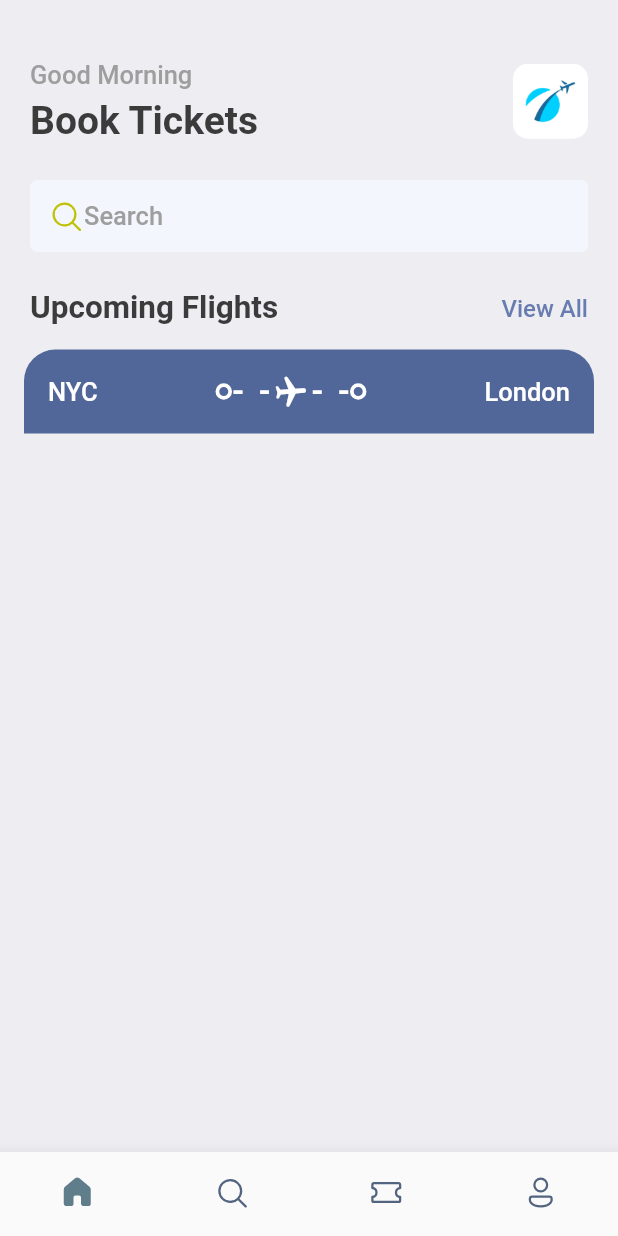
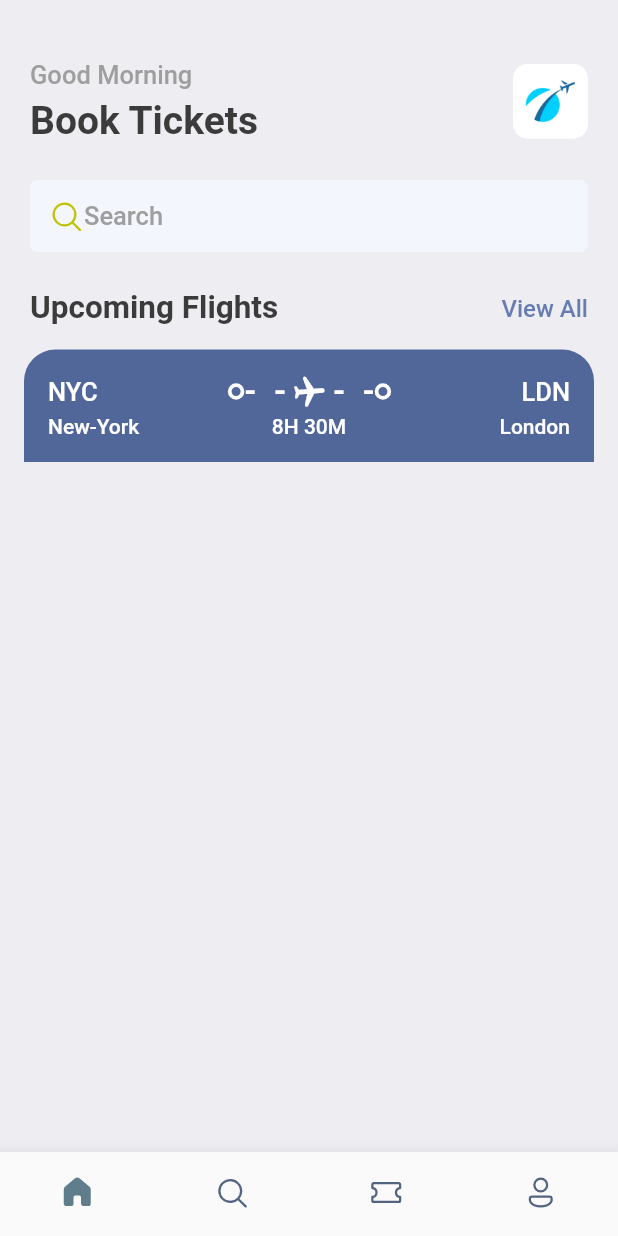
Before and after one commit to harshjainsk/ticket-booking-app, a Flutter app: the screen it shows after launch, on a phone screen of 412 x 824 dp. Run offline on Flutter 3.47's test engine with Material 2 defaults, Android fonts, the phone set to English and light mode, and no system bars; our stand-ins replace fluentui_icons, gap.

Commit message:
completed blue part of ticket

```diff
--- a/lib/screens/ticket_view.dart
+++ b/lib/screens/ticket_view.dart
@@ -1,5 +1,6 @@
 import 'package:flutter/cupertino.dart';
 import 'package:flutter/material.dart';
+import 'package:gap/gap.dart';
 import 'package:ticket_booking_app/utils/app_layout.dart';
 import 'package:ticket_booking_app/utils/app_styles.dart';
 import 'package:ticket_booking_app/widgets/thick_circular_container_for_ticket_view.dart';
@@ -18,6 +19,7 @@ class TicketView extends StatelessWidget {
         margin: const EdgeInsets.only(left: 16, right: 16),
         child: Column(
           children: [
+            // Showing the blue part of the ticket
             Container(
               decoration: BoxDecoration(
                 color: const Color(0xFF526799),
@@ -56,10 +58,25 @@ class TicketView extends StatelessWidget {
 
                       ThickCircularContainer(),
                       Expanded(child: Container()),
-                      Text('London', style: Styles.headLineStyle3.copyWith(color: Colors.white),),
+                      Text('LDN', style: Styles.headLineStyle3.copyWith(color: Colors.white),),
 
                     ],
                   ),
+                  const Gap(3),
+                  Row(
+                    mainAxisAlignment: MainAxisAlignment.spaceBetween,
+                    children: [
+                      SizedBox(
+                        width: 100,
+                        child: Text('New-York', style: Styles.headLineStyle4.copyWith(color: Colors.white)),
+                      ),
+                      Text('8H 30M', style: Styles.headLineStyle4.copyWith(color: Colors.white),),
+                      SizedBox(
+                        width: 100,
+                        child: Text('London', textAlign: TextAlign.end,style: Styles.headLineStyle4.copyWith(color: Colors.white),),
+                      )
+                    ],
+                  )
                 ],
               ),
             )
```
